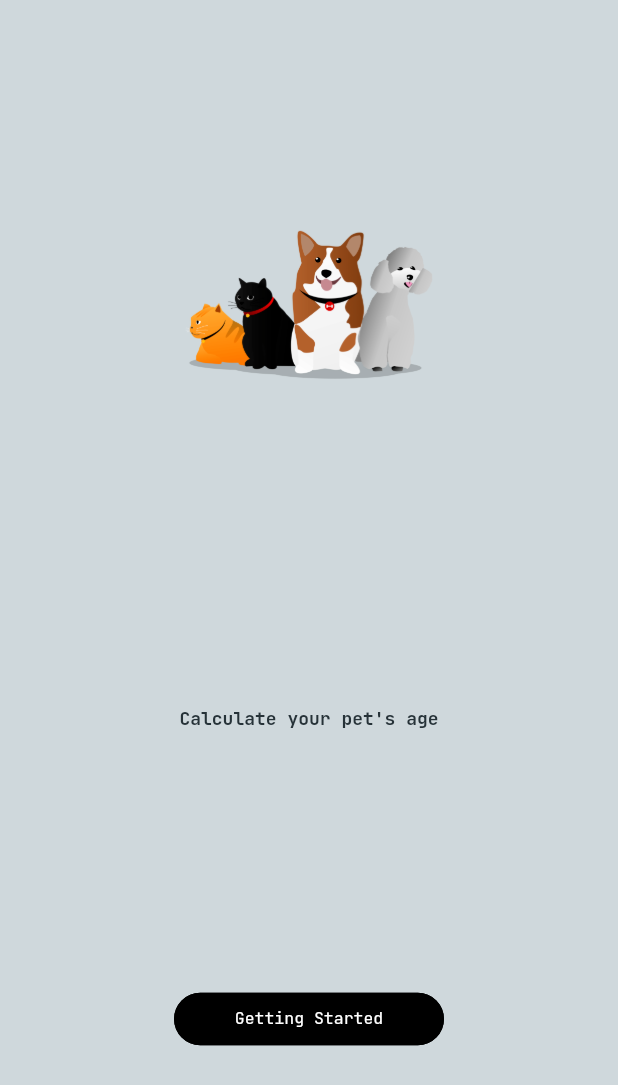
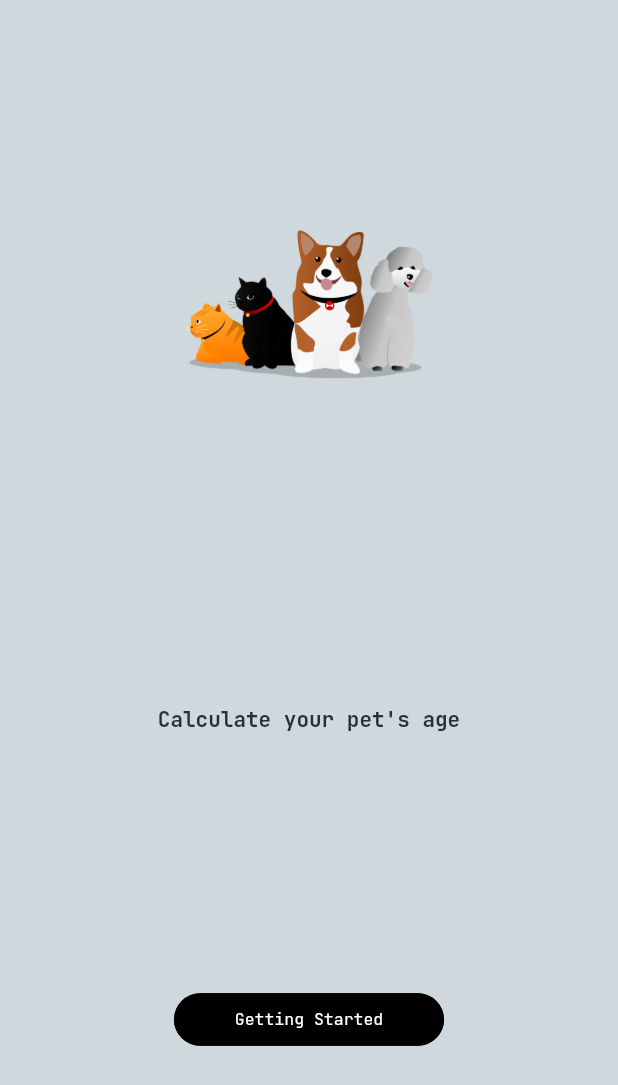
Before and after one commit to Victor-Zarzar/age-pet, a Flutter app: the screen it shows after launch, on a phone screen of 412 x 824 dp. Shown: the top 1085 px of the screen. Run offline on Flutter 3.47's test engine with Material 3 defaults, Android fonts, the phone set to English and light mode, and no system bars; drawn by our look-alikes of getwidget; our stand-ins replace easy_localization, flutter_local_notifications, google_fonts.

Commit message:
Refactor: update assets ios

```diff
--- a/lib/pages/IntroPage/intro_page.dart
+++ b/lib/pages/IntroPage/intro_page.dart
@@ -31,7 +31,7 @@ class _IntroPageState extends State<IntroPage> {
               "intro_title".tr(),
               style: GoogleFonts.jetBrainsMono(
                 textStyle: TextStyle(
-                  fontSize: 12,
+                  fontSize: 14,
                   fontWeight: FontWeight.bold,
                   color: FontTextColor.primaryColor,
                 ),
```
Also changed, not shown: assets/homepageios.png, assets/homepageios2.png, assets/intropageios.png, 1 other file.
